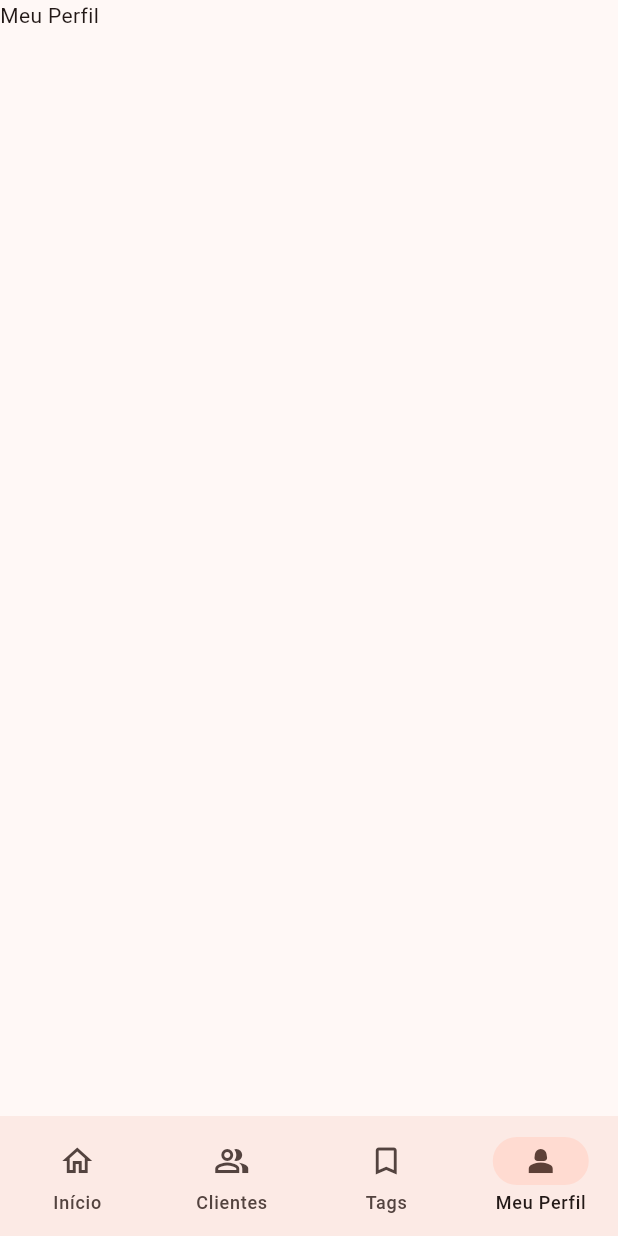
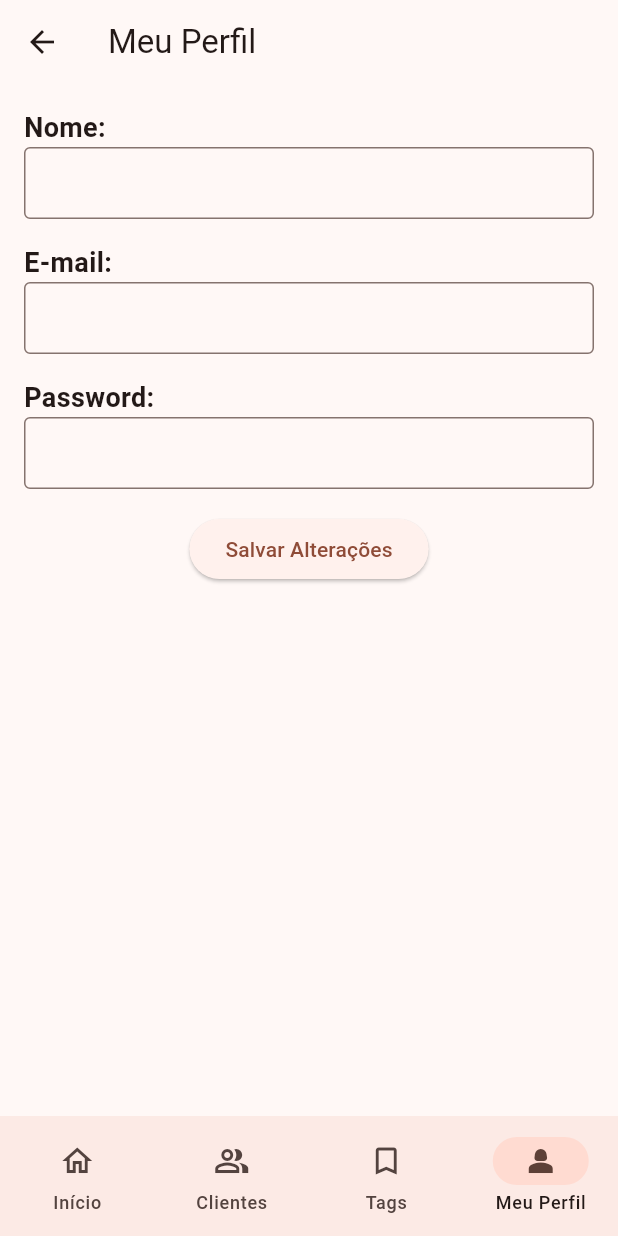
Before and after one commit to israeliarb/app_ignitemanager, a Flutter app: the DashboardPage screen opened by its route, item 4 of the bottom bar chosen, on a phone screen of 412 x 824 dp. Run offline on Flutter 3.47's test engine with Material 3 defaults, Android fonts, the phone set to English and light mode, and no system bars; our stand-ins replace get, get_storage; missing offline and left inert: dart:ffi; accounts and stored records are empty; network calls fail; statements that could not run were skipped.

Commit message:
Adjust modules

```diff
--- a/lib/app/data/models/user.dart
+++ b/lib/app/data/models/user.dart
@@ -1,13 +1,13 @@
 class UserModel {
-  int id;
+  int? id;
   String name;
-  String type;
+  String? type;
   String email;
 
   UserModel({
-    required this.id,
+    this.id,
     required this.name,
-    required this.type,
+    this.type,
     required this.email,
   });
 
--- a/lib/app/modules/dashboard/binding.dart
+++ b/lib/app/modules/dashboard/binding.dart
@@ -6,6 +6,8 @@ import 'package:app_ignitemanager/app/modules/home/controller.dart';
 import 'package:app_ignitemanager/app/modules/home/repository.dart';
 import 'package:app_ignitemanager/app/modules/tags/controller.dart';
 import 'package:app_ignitemanager/app/modules/tags/repository.dart';
+import 'package:app_ignitemanager/app/modules/user_profile/controller.dart';
+import 'package:app_ignitemanager/app/modules/user_profile/repository.dart';
 import 'package:get/get.dart';
 
 class DashboardBinding implements Bindings {
@@ -18,5 +20,7 @@ class DashboardBinding implements Bindings {
         () => ClientsController(ClientsRepository(Get.find<Api>())));
     Get.lazyPut<TagsController>(
         () => TagsController(TagsRepository(Get.find<Api>())));
+    Get.lazyPut<UserProfileController>(
+        () => UserProfileController(UserProfileRepository(Get.find<Api>())));
   }
 }
--- a/lib/app/modules/dashboard/page.dart
+++ b/lib/app/modules/dashboard/page.dart
@@ -2,6 +2,7 @@ import 'package:app_ignitemanager/app/modules/clients/page.dart';
 import 'package:app_ignitemanager/app/modules/dashboard/controller.dart';
 import 'package:app_ignitemanager/app/modules/home/page.dart';
 import 'package:app_ignitemanager/app/modules/tags/page.dart';
+import 'package:app_ignitemanager/app/modules/user_profile/page.dart';
 import 'package:flutter/material.dart';
 import 'package:get/get.dart';
 
@@ -44,7 +45,7 @@ class DashboardPage extends GetView<DashboardController> {
             HomePage(),
             ClientsPage(),
             TagsPage(),
-            Text('Meu Perfil'),
+            UserProfilePage(),
           ],
         ),
       ),
--- a/lib/app/modules/tags/page.dart
+++ b/lib/app/modules/tags/page.dart
@@ -5,8 +5,6 @@ import 'package:flutter/material.dart';
 import 'package:get/get.dart';
 
 class TagsPage extends GetView<TagsController> {
-  String searchText = '';
-
   @override
   Widget build(BuildContext context) {
     return SafeArea(
--- /dev/null
+++ b/lib/app/modules/user_profile/page.dart
@@ -0,0 +1,108 @@
+import 'package:app_ignitemanager/app/data/models/user.dart';
+import 'package:app_ignitemanager/app/data/models/user_profile_request.dart';
+import 'package:app_ignitemanager/app/modules/user_profile/controller.dart';
+import 'package:flutter/material.dart';
+import 'package:get/get.dart';
+
+class UserProfilePage extends GetView<UserProfileController> {
+  @override
+  Widget build(BuildContext context) {
+    return Scaffold(
+      appBar: AppBar(title: Text('Meu Perfil')),
+      body: Padding(
+        padding: const EdgeInsets.all(16.0),
+        child: FutureBuilder(
+          future: controller.fetchUserData(),
+          builder: (context, snapshot) {
+            if (snapshot.connectionState == ConnectionState.waiting) {
+              return CircularProgressIndicator();
+            } else if (snapshot.hasError) {
+              return Text('Error: ${snapshot.error}');
+            } else {
+              return Column(
+                crossAxisAlignment: CrossAxisAlignment.start,
+                children: [
+                  Text(
+                    'Nome:',
+                    style: TextStyle(fontSize: 18, fontWeight: FontWeight.bold),
+                  ),
+                  TextFormField(
+                    onChanged: (value) {
+                      controller.userName.value = value;
+                    },
+                    initialValue: controller.userName.value,
+                    style: TextStyle(fontSize: 16),
+                    decoration: InputDecoration(
+                      contentPadding: EdgeInsets.all(12),
+                      border: OutlineInputBorder(),
+                    ),
+                  ),
+                  SizedBox(height: 16),
+                  Text(
+                    'E-mail:',
+                    style: TextStyle(fontSize: 18, fontWeight: FontWeight.bold),
+                  ),
+                  TextFormField(
+                    onChanged: (value) {
+                      controller.userEmail.value = value;
+                    },
+                    initialValue: controller.userEmail.value,
+                    style: TextStyle(fontSize: 16),
+                    decoration: InputDecoration(
+                      contentPadding: EdgeInsets.all(12),
+                      border: OutlineInputBorder(),
+                    ),
+                  ),
+                  SizedBox(height: 16),
+                  Text(
+                    'Password:',
+                    style: TextStyle(fontSize: 18, fontWeight: FontWeight.bold),
+                  ),
+                  TextFormField(
+                    onChanged: (value) {
+                      controller.newPassword.value = value;
+                    },
+                    obscureText: true,
+                    style: TextStyle(fontSize: 16),
+                    decoration: InputDecoration(
+                      contentPadding: EdgeInsets.all(12),
+                      border: OutlineInputBorder(),
+                    ),
+                  ),
+                  SizedBox(height: 16),
+                  Row(
+                    mainAxisAlignment: MainAxisAlignment.center,
+                    children: [
+                      ElevatedButton(
+                        onPressed: () {
+                          if (controller.newPassword.value != '') {
+                            controller.updateUserPassword(
+                              UserProfileRequestModel(
+                                  name: controller.userName.value,
+                                  type: 'admin',
+                                  email: controller.userEmail.value,
+                                  password: controller.newPassword.value),
+                            );
+                          } else {
+                            controller.updateUser(
+                              UserModel(
+                                name: controller.userName.value,
+                                type: 'admin',
+                                email: controller.userEmail.value,
+                              ),
+                            );
+                          }
+                        },
+                        child: Text('Salvar Alterações'),
+                      ),
+                    ],
+                  ),
+                ],
+              );
+            }
+          },
+        ),
+      ),
+    );
+  }
+}
--- /dev/null
+++ b/lib/app/modules/user_profile/repository.dart
@@ -0,0 +1,20 @@
+import 'package:app_ignitemanager/app/data/models/user.dart';
+import 'package:app_ignitemanager/app/data/models/user_profile_request.dart';
+import 'package:app_ignitemanager/app/data/provider/api.dart';
+
+class UserProfileRepository {
+  final Api _api;
+
+  UserProfileRepository(this._api);
+
+  Future<UserModel> getUser() {
+    return _api.getUser();
+  }
+
+  Future<UserModel> putUser(UserModel userModel, int userId) =>
+      _api.putUser(userModel, userId);
+
+  Future<UserModel> putUserPassword(
+          UserProfileRequestModel userProfileRequest, int userId) =>
+      _api.putUserPassword(userProfileRequest, userId);
+}
```
Also changed, not shown: lib/app/data/provider/api.dart (+15 -2 lines), lib/app/modules/clients/page.dart (+23 -5 lines), lib/app/modules/home/page.dart (+39 -2 lines), lib/app/modules/user_profile/controller.dart (added, +67 -0 lines).
